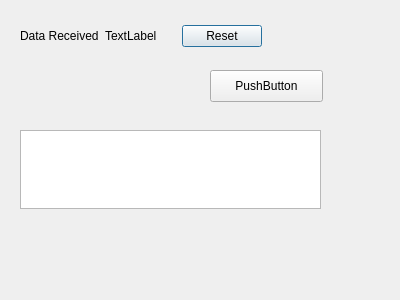
This is mydialog.ui in lj8385174/terminalQt as Qt 5 draws it before an edit. The edited form follows.
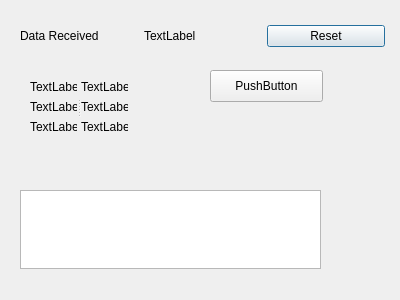
This is the edited form.

Commit message: move data analysis to mydialog.cpp

Diff of the .ui file:
```diff
--- a/mydialog.ui
+++ b/mydialog.ui
@@ -18,7 +18,7 @@
     <rect>
      <x>20</x>
      <y>20</y>
-     <width>242</width>
+     <width>365</width>
      <height>32</height>
     </rect>
    </property>
@@ -63,12 +63,75 @@
    <property name="geometry">
     <rect>
      <x>20</x>
-     <y>130</y>
+     <y>190</y>
      <width>301</width>
      <height>79</height>
     </rect>
    </property>
   </widget>
+  <widget class="QSplitter" name="splitter">
+   <property name="geometry">
+    <rect>
+     <x>30</x>
+     <y>80</y>
+     <width>98</width>
+     <height>53</height>
+    </rect>
+   </property>
+   <property name="orientation">
+    <enum>Qt::Horizontal</enum>
+   </property>
+   <widget class="QWidget" name="">
+    <layout class="QVBoxLayout" name="verticalLayout">
+     <item>
+      <widget class="QLabel" name="label_3">
+       <property name="text">
+        <string>TextLabel</string>
+       </property>
+      </widget>
+     </item>
+     <item>
+      <widget class="QLabel" name="label_4">
+       <property name="text">
+        <string>TextLabel</string>
+       </property>
+      </widget>
+     </item>
+     <item>
+      <widget class="QLabel" name="label_5">
+       <property name="text">
+        <string>TextLabel</string>
+       </property>
+      </widget>
+     </item>
+    </layout>
+   </widget>
+   <widget class="QWidget" name="layoutWidget_2">
+    <layout class="QVBoxLayout" name="verticalLayout_2">
+     <item>
+      <widget class="QLabel" name="label_6">
+       <property name="text">
+        <string>TextLabel</string>
+       </property>
+      </widget>
+     </item>
+     <item>
+      <widget class="QLabel" name="label_7">
+       <property name="text">
+        <string>TextLabel</string>
+       </property>
+      </widget>
+     </item>
+     <item>
+      <widget class="QLabel" name="label_8">
+       <property name="text">
+        <string>TextLabel</string>
+       </property>
+      </widget>
+     </item>
+    </layout>
+   </widget>
+  </widget>
  </widget>
  <resources/>
  <connections/>
```
Left out of the diff: 2 changed lines with no effect on the pictures. The commit also changes 4 other files.
